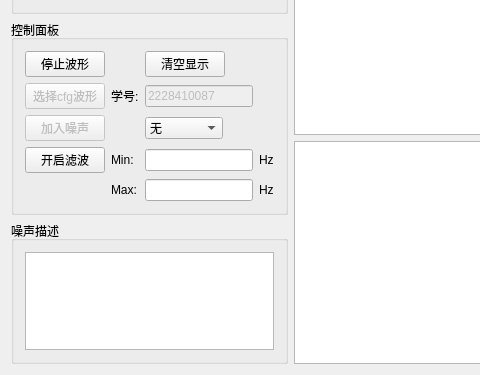
Before: the Qt Designer form SignalIOSystem/MainInterface.ui in RyougiSama/SignalIOSystem, drawn with Qt 5; both pictures show x 0 to 480 and y 100 to 475 of the 820 by 475 pixel window.
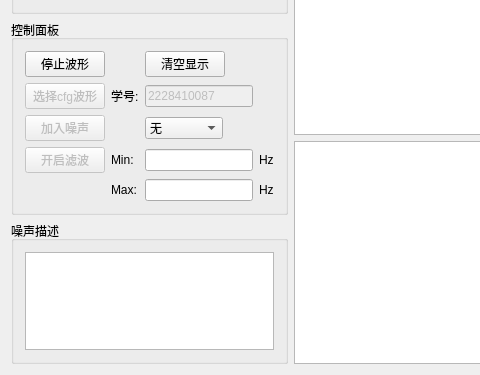
After: the same form once the commit is applied. Custom widgets are drawn as their Qt base class.

Patch:
```diff
--- a/SignalIOSystem/MainInterface.ui
+++ b/SignalIOSystem/MainInterface.ui
@@ -164,6 +164,9 @@
       </item>
       <item row="3" column="0">
        <widget class="QPushButton" name="pushButton_filterSwitch">
+        <property name="enabled">
+         <bool>false</bool>
+        </property>
         <property name="cursor">
          <cursorShape>PointingHandCursor</cursorShape>
         </property>
```
